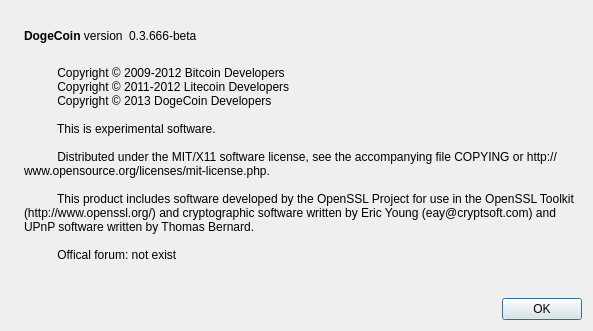
The window that src/qt/forms/aboutdialog.ui (dogecoin/dogecoin) describes before a commit, drawn with Qt 5.
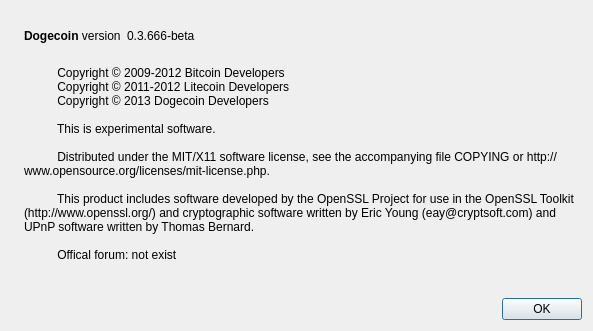
The same window after the commit. Icons and pictures are not drawn.

Commit message:
Fix Dogecoin nomenclature consistency issues
 * DogeCoin -> Dogecoin

The edit to the form file:
```diff
--- a/src/qt/forms/aboutdialog.ui
+++ b/src/qt/forms/aboutdialog.ui
@@ -50,7 +50,7 @@
           <cursorShape>IBeamCursor</cursorShape>
          </property>
          <property name="text">
-          <string>&lt;b&gt;DogeCoin&lt;/b&gt; version</string>
+          <string>&lt;b&gt;Dogecoin&lt;/b&gt; version</string>
          </property>
          <property name="textInteractionFlags">
           <set>Qt::LinksAccessibleByMouse|Qt::TextSelectableByKeyboard|Qt::TextSelectableByMouse</set>
@@ -97,7 +97,7 @@
         <string>
           Copyright © 2009-2012 Bitcoin Developers
           Copyright © 2011-2012 Litecoin Developers
-          Copyright © 2013 DogeCoin Developers
+          Copyright © 2013 Dogecoin Developers
 
           This is experimental software.
 
```
Left out of the diff: 2 changed lines with no effect on the pictures. The commit also changes 29 other files.
